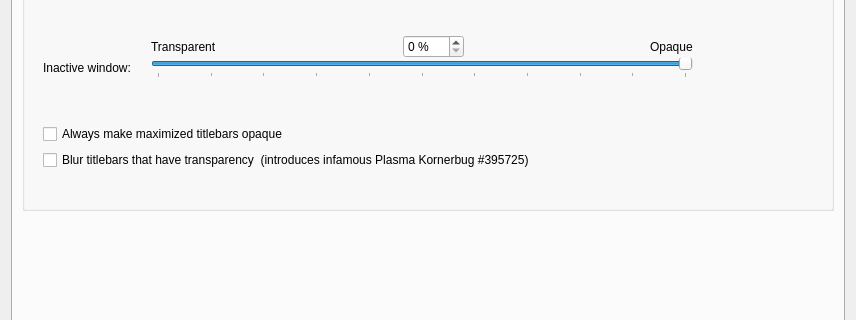
This is kdecoration/config/ui/breezeconfigurationui.ui in KDE/breeze as Qt 5 draws it before an edit; both pictures show x 0 to 856 and y 234 to 554 of the 856 by 700 pixel window. The edited form follows.
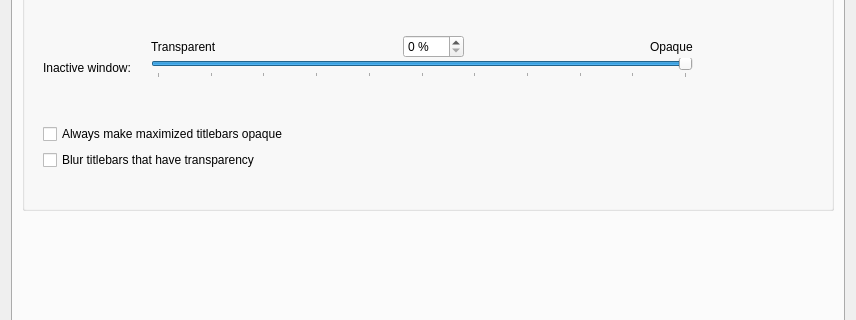
This is the edited form. The open tabs and pages were chosen to show the change. Icons and pictures are not drawn. Custom widgets are drawn as their Qt base class.

Commit message: Use setBlurRegion API to enable blur, fixing kornerbug The setBlurRegion API function is to be available only in Plasma 5.25 Opaque is now always set to false for non-maximized windows (if opaque is set true for non-maximixed then the kornerbug presents) The blur setting is also removed from the .json file

The edit to the form file:
```diff
--- a/kdecoration/config/ui/breezeconfigurationui.ui
+++ b/kdecoration/config/ui/breezeconfigurationui.ui
@@ -2029,7 +2029,7 @@
           <item row="3" column="0">
            <widget class="QCheckBox" name="blurTransparentTitlebars">
             <property name="text">
-             <string>Blur titlebars that have transparency  (introduces infamous Plasma Kornerbug #395725)</string>
+             <string>Blur titlebars that have transparency</string>
             </property>
            </widget>
           </item>
```
The commit also changes 3 other files.
